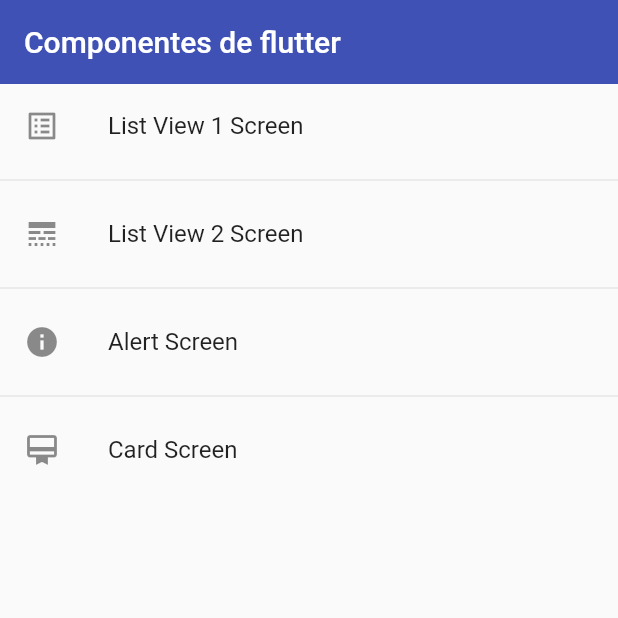
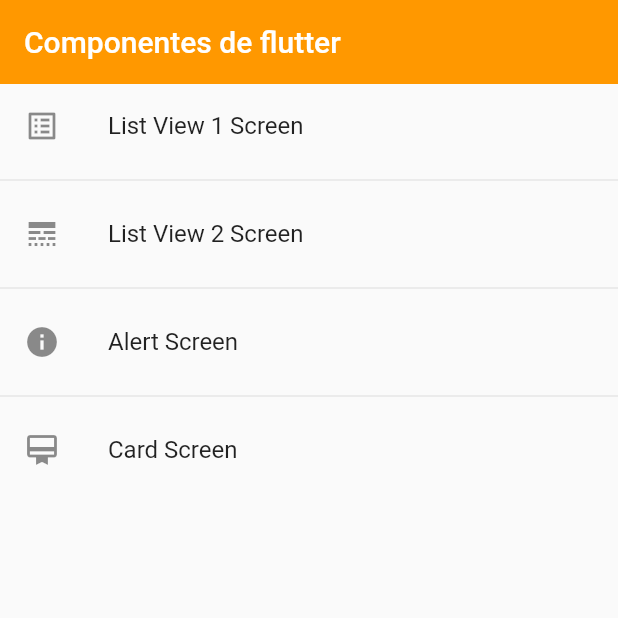
Before and after one commit to MangelDark/fl_components, a Flutter app: the screen it shows after launch, on a phone screen of 412 x 824 dp, the top half of it. Run offline on Flutter 3.47's test engine with Material 2 defaults, Android fonts, the phone set to English and light mode, and no system bars.

```diff
--- a/lib/screens/screens.dart
+++ b/lib/screens/screens.dart
@@ -3,3 +3,4 @@ export 'package:fl_components/screens/card_screen.dart';
 export 'package:fl_components/screens/listview1_screen.dart';
 export 'package:fl_components/screens/listview2_screen.dart';
 export 'package:fl_components/screens/home_screen.dart';
+export 'package:fl_components/screens/avatar_screen.dart';
--- a/lib/theme/app_theme.dart
+++ b/lib/theme/app_theme.dart
@@ -3,7 +3,7 @@ import 'package:flutter/material.dart';
 
 class AppTheme {
 
-  static const Color primary = Colors.indigo;
+  static const Color primary = Colors.orange;
 
   static final ThemeData lightTheme =  ThemeData.light().copyWith(
         //Color primario
@@ -13,6 +13,22 @@ class AppTheme {
           color: primary,
           elevation: 0
         ),
+          textButtonTheme: TextButtonThemeData(
+          style: TextButton.styleFrom(
+            foregroundColor: primary
+          ),
+        ),
+        floatingActionButtonTheme: const FloatingActionButtonThemeData(
+          backgroundColor: primary,
+          elevation: 0
+        ),
+        elevatedButtonTheme: ElevatedButtonThemeData(
+          style: ElevatedButton.styleFrom(
+            backgroundColor: primary,
+            elevation: 0,
+            shape: const StadiumBorder()
+          )
+        )
       );
 
   static final ThemeData darkTheme = ThemeData.dark().copyWith(
@@ -23,6 +39,12 @@ class AppTheme {
           color: primary,
           elevation: 0
         ),
-        scaffoldBackgroundColor: Colors.black
+        scaffoldBackgroundColor: Colors.black,
+        //TextButton theme
+        textButtonTheme: TextButtonThemeData(
+          style: TextButton.styleFrom(
+            foregroundColor: primary
+          )
+        )
       );
 }
--- /dev/null
+++ b/lib/widgets/widgets.dart
@@ -0,0 +1,2 @@
+export 'package:fl_components/widgets/custom_card_type_2.dart';
+export 'package:fl_components/widgets/custom_card_type_one.dart';
--- a/pubspec.yaml
+++ b/pubspec.yaml
@@ -59,8 +59,8 @@ flutter:
   uses-material-design: true
 
   # To add assets to your application, add an assets section, like this:
-  # assets:
-  #   - images/a_dot_burr.jpeg
+  assets:
+    - assets/images/
   #   - images/a_dot_ham.jpeg
 
   # An image asset can refer to one or more resolution-specific "variants", see
```
Also changed, not shown: lib/screens/alert_screen.dart (+71 -2 lines), lib/screens/avatar_screen.dart (added, +15 -0 lines), lib/screens/card_screen.dart (+7 -16 lines), lib/widgets/custom_card_type_2.dart (added, +38 -0 lines), lib/widgets/custom_card_type_one.dart (added, +36 -0 lines), assets/images/jar-loading.gif (added).
